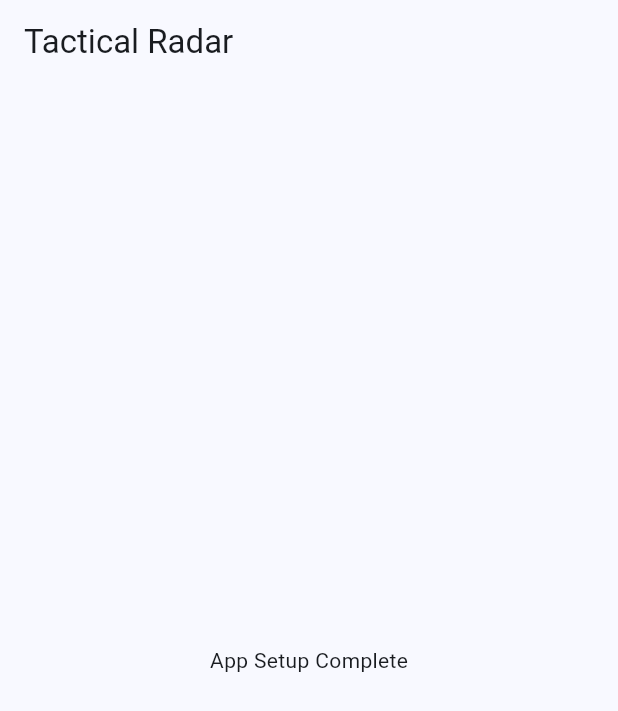
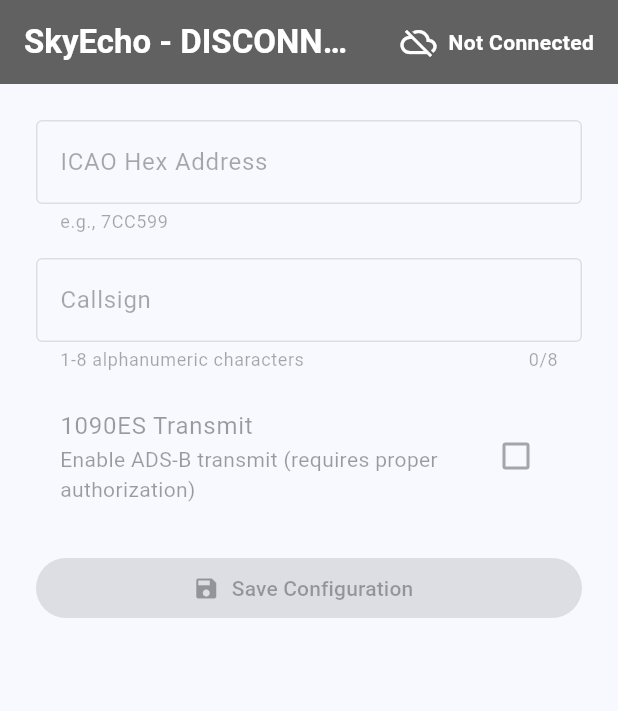
Before and after one commit to jakkaj/skyecho-controller-app, a Flutter app: the first screen one second after launch, on a phone screen of 412 x 824 dp. Shown: the top 711 px of the screen. Run offline on Flutter 3.47's test engine with Material 3 defaults, Android fonts, the phone set to English and light mode, and no system bars; network calls fail.

Commit message:
feat(tactical_radar): Implement configuration screen and iOS 26 compatibility
- Added ConfigScreen for SkyEcho device settings with live polling and user edit tracking.
- Integrated SkyEchoClient for device communication and configuration updates.
- Implemented app bar status indicator reflecting connection and transmit state.
- Configured iOS Info.plist for local network access to 192.168.4.1.
- Removed flutter_fgbg and shared_preferences plugins due to iOS 26 Swift runtime crashes.
- Upgraded flutter_riverpod to 3.0.3 and flutter_lints to 6.0.0.
- Added Justfile commands for building and installing the app on iOS devices.
- Created launch configurations for VSCode to facilitate development on physical devices and simulators.
- Documented critical findings and workarounds for iOS 26 compatibility issues in project plans.

```diff
--- /dev/null
+++ b/apps/tactical_radar/devtools_options.yaml
@@ -0,0 +1,3 @@
+description: This file stores settings for Dart & Flutter DevTools.
+documentation: https://docs.flutter.dev/tools/devtools/extensions#configure-extension-enablement-states
+extensions:
--- a/apps/tactical_radar/lib/main.dart
+++ b/apps/tactical_radar/lib/main.dart
@@ -1,4 +1,5 @@
 import 'package:flutter/material.dart';
+import 'screens/config_screen.dart';
 
 void main() {
   runApp(const TacticalRadarApp());
@@ -17,14 +18,7 @@
         colorScheme: ColorScheme.fromSeed(seedColor: Colors.blue),
         useMaterial3: true,
       ),
-      home: Scaffold(
-        appBar: AppBar(
-          title: const Text('Tactical Radar'),
-        ),
-        body: const Center(
-          child: Text('App Setup Complete'),
-        ),
-      ),
+      home: const ConfigScreen(),
     );
   }
 }
--- /dev/null
+++ b/apps/tactical_radar/lib/screens/config_screen.dart
@@ -0,0 +1,321 @@
+import 'dart:async';
+import 'package:flutter/material.dart';
+import 'package:skyecho/skyecho.dart';
+
+/// Configuration screen for SkyEcho device settings.
+///
+/// Displays and allows editing of:
+/// - ICAO hex address
+/// - Callsign
+/// - 1090ES transmit enable/disable
+///
+/// Polls device every 1 second to maintain connection status.
+class ConfigScreen extends StatefulWidget {
+  /// Creates a configuration screen.
+  const ConfigScreen({super.key});
+
+  @override
+  State<ConfigScreen> createState() => _ConfigScreenState();
+}
+
+class _ConfigScreenState extends State<ConfigScreen> {
+  // SkyEcho client
+  late final SkyEchoClient _client;
+
+  // Text controllers
+  late final TextEditingController _hexController;
+  late final TextEditingController _callsignController;
+
+  // State
+  bool _transmitEnabled = false;
+  bool _deviceTransmitting = false; // Actual state from device polls
+  bool _isConnected = false;
+  bool _isSaving = false;
+  int _failureCount = 0;
+  String? _errorMessage;
+  bool _hasUserEdits = false;
+
+  // Polling timer
+  Timer? _pollTimer;
+
+  @override
+  void initState() {
+    super.initState();
+
+    _client = SkyEchoClient('http://192.168.4.1');
+    _hexController = TextEditingController();
+    _callsignController = TextEditingController();
+
+    // Start polling
+    _startPolling();
+  }
+
+  @override
+  void dispose() {
+    _pollTimer?.cancel();
+    _hexController.dispose();
+    _callsignController.dispose();
+    super.dispose();
+  }
+
+  void _startPolling() {
+    // Poll every 5 seconds
+    _pollTimer = Timer.periodic(const Duration(seconds: 5), (_) {
+      if (!_isSaving) {
+        _pollDevice();
+      }
+    });
+
+    // Initial poll
+    _pollDevice();
+  }
+
+  Future<void> _pollDevice() async {
+    try {
+      final config = await _client.fetchSetupConfig();
+
+      if (mounted) {
+        setState(() {
+          _isConnected = true;
+          _failureCount = 0;
+          _errorMessage = null;
+
+          // ALWAYS update device transmit state (for app bar indicator)
+          _deviceTransmitting = config.es1090TransmitEnabled;
+
+          // Only update UI fields if user hasn't made any edits
+          if (!_hasUserEdits) {
+            _hexController.text = config.icaoAddress;
+            _callsignController.text = config.callsign;
+            _transmitEnabled = config.es1090TransmitEnabled;
+          }
+        });
+      }
+    } on SkyEchoError catch (e) {
+      if (mounted) {
+        setState(() {
+          _failureCount++;
+
+          // Show "Not Connected" after 2 failures (10 seconds at 5s interval)
+          if (_failureCount >= 2) {
+            _isConnected = false;
+            _deviceTransmitting = false; // Device offline = not transmitting
+            _errorMessage = 'Not Connected - ${e.message}\n${e.hint ?? ''}';
+          }
+        });
+      }
+    }
+  }
+
+  Future<void> _handleSave() async {
+    // Pause polling
+    setState(() {
+      _isSaving = true;
+      _errorMessage = null;
+    });
+
+    try {
+      // Apply changes (applySetup internally fetches fresh config first)
+      final result = await _client.applySetup((update) {
+        update.icaoAddress = _hexController.text.trim();
+        update.callsign = _callsignController.text.trim().toUpperCase();
+        update.es1090TransmitEnabled = _transmitEnabled;
+      });
+
+      if (mounted) {
+        if (result.verified) {
+          setState(() {
+            _errorMessage = '✅ Configuration saved successfully';
+            _hasUserEdits = false; // Reset edit flag after successful save
+          });
+        } else {
+          setState(() {
+            _errorMessage =
+                '⚠️ Save succeeded but verification failed:\n'
+                '${result.mismatches}';
+          });
+        }
+      }
+    } on SkyEchoFieldError catch (e) {
+      if (mounted) {
+        setState(() {
+          _errorMessage = '❌ Validation Error:\n${e.message}\n${e.hint ?? ''}';
+        });
+      }
+    } on SkyEchoNetworkError catch (e) {
+      if (mounted) {
+        setState(() {
+          _errorMessage = '❌ Network Error:\n${e.message}\n${e.hint ?? ''}';
+        });
+      }
+    } on SkyEchoHttpError catch (e) {
+      if (mounted) {
+        setState(() {
+          _errorMessage = '❌ Device Error:\n${e.message}\n${e.hint ?? ''}';
+        });
+      }
+    } on SkyEchoError catch (e) {
+      if (mounted) {
+        setState(() {
+          _errorMessage = '❌ Error:\n${e.message}\n${e.hint ?? ''}';
+        });
+      }
+    } finally {
+      if (mounted) {
+        setState(() {
+          _isSaving = false;
+        });
+      }
+    }
+  }
+
+  @override
+  Widget build(BuildContext context) {
+    // Determine app bar color based on transmit state
+    final appBarColor = !_isConnected
+        ? Colors.grey.shade700 // Grey when disconnected
+        : _deviceTransmitting
+            ? Colors.green.shade600 // Green when transmitting
+            : Colors.grey.shade700; // Grey when connected but not transmitting
+
+    return Scaffold(
+      appBar: AppBar(
+        title: Text(
+          !_isConnected
+              ? 'SkyEcho - DISCONNECTED'
+              : _deviceTransmitting
+                  ? 'SkyEcho - TRANSMITTING'
+                  : 'SkyEcho - STANDBY',
+          style: const TextStyle(
+            fontWeight: FontWeight.bold,
+            color: Colors.white,
+          ),
+        ),
+        backgroundColor: appBarColor,
+        iconTheme: const IconThemeData(color: Colors.white),
+        actions: [
+          Padding(
+            padding: const EdgeInsets.all(16.0),
+            child: Row(
+              children: [
+                Icon(
+                  _isConnected ? Icons.cloud_done : Icons.cloud_off,
+                  color: Colors.white,
+                ),
+                const SizedBox(width: 8),
+                Text(
+                  _isConnected ? 'Connected' : 'Not Connected',
+                  style: const TextStyle(
+                    color: Colors.white,
+                    fontWeight: FontWeight.bold,
+                  ),
+                ),
+              ],
+            ),
+          ),
+        ],
+      ),
+      body: Padding(
+        padding: const EdgeInsets.all(24.0),
+        child: Column(
+          crossAxisAlignment: CrossAxisAlignment.stretch,
+          children: [
+            // ICAO Hex Address
+            TextField(
+              controller: _hexController,
+              decoration: const InputDecoration(
+                labelText: 'ICAO Hex Address',
+                helperText: 'e.g., 7CC599',
+                border: OutlineInputBorder(),
+              ),
+              enabled: _isConnected && !_isSaving,
+              textCapitalization: TextCapitalization.characters,
+              onChanged: (_) {
+                setState(() {
+                  _hasUserEdits = true;
+                });
+              },
+            ),
+            const SizedBox(height: 16),
+
+            // Callsign
+            TextField(
+              controller: _callsignController,
+              decoration: const InputDecoration(
+                labelText: 'Callsign',
+                helperText: '1-8 alphanumeric characters',
+                border: OutlineInputBorder(),
+              ),
+              enabled: _isConnected && !_isSaving,
+              textCapitalization: TextCapitalization.characters,
+              maxLength: 8,
+              onChanged: (_) {
+                setState(() {
+                  _hasUserEdits = true;
+                });
+              },
+            ),
+            const SizedBox(height: 16),
+
+            // 1090ES Transmit Enable
+            CheckboxListTile(
+              title: const Text('1090ES Transmit'),
+              subtitle: const Text(
+                'Enable ADS-B transmit (requires proper authorization)',
+              ),
+              value: _transmitEnabled,
+              onChanged: _isConnected && !_isSaving
+                  ? (value) {
+                      setState(() {
+                        _transmitEnabled = value ?? false;
+                        _hasUserEdits = true;
+                      });
+                    }
+                  : null,
+            ),
+            const SizedBox(height: 24),
+
+            // Save Button
+            FilledButton.icon(
+              onPressed: _isConnected && !_isSaving ? _handleSave : null,
+              icon: _isSaving
+                  ? const SizedBox(
+                      width: 20,
+                      height: 20,
+                      child: CircularProgressIndicator(strokeWidth: 2),
+                    )
+                  : const Icon(Icons.save),
+              label: Text(_isSaving ? 'Saving...' : 'Save Configuration'),
+            ),
+            const SizedBox(height: 24),
+
+            // Error/Success Message
+            if (_errorMessage != null)
+              Container(
+                padding: const EdgeInsets.all(16),
+                decoration: BoxDecoration(
+                  color: _errorMessage!.startsWith('✅')
+                      ? Colors.green.shade50
+                      : Colors.red.shade50,
+                  border: Border.all(
+                    color: _errorMessage!.startsWith('✅')
+                        ? Colors.green
+                        : Colors.red,
+                  ),
+                  borderRadius: BorderRadius.circular(8),
+                ),
+                child: Text(
+                  _errorMessage!,
+                  style: TextStyle(
+                    color: _errorMessage!.startsWith('✅')
+                        ? Colors.green.shade900
+                        : Colors.red.shade900,
+                  ),
+                ),
+              ),
+          ],
+        ),
+      ),
+    );
+  }
+}
```
Also changed, not shown: apps/tactical_radar/pubspec.yaml (+2 -8 lines), apps/tactical_radar/pubspec.lock, 9 other files.
